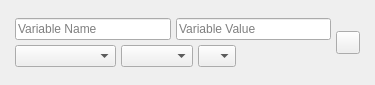
Above: UI/Arduino/glitch-object-variable-arduino.ui from textbrowser/glitch before the change. Below: the same form after it.
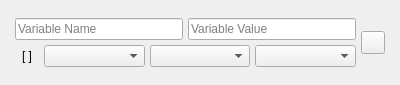
That is the form after the change. Icons and pictures are not drawn.

Commit message: Arrays. Canvas grids.

What changed in the file:
```diff
--- a/UI/Arduino/glitch-object-variable-arduino.ui
+++ b/UI/Arduino/glitch-object-variable-arduino.ui
@@ -6,7 +6,7 @@
    <rect>
     <x>0</x>
     <y>0</y>
-    <width>375</width>
+    <width>400</width>
     <height>85</height>
    </rect>
   </property>
@@ -80,6 +80,22 @@
      </item>
      <item row="1" column="0">
       <layout class="QHBoxLayout" name="horizontalLayout_2">
+       <item>
+        <widget class="QToolButton" name="array">
+         <property name="toolTip">
+          <string>Check to make this variable an array.</string>
+         </property>
+         <property name="text">
+          <string>[ ]</string>
+         </property>
+         <property name="checkable">
+          <bool>true</bool>
+         </property>
+         <property name="autoRaise">
+          <bool>true</bool>
+         </property>
+        </widget>
+       </item>
        <item>
         <widget class="QComboBox" name="qualifier">
          <property name="toolTip">
@@ -175,19 +191,6 @@
          </item>
         </widget>
        </item>
-       <item>
-        <spacer name="horizontalSpacer">
-         <property name="orientation">
-          <enum>Qt::Horizontal</enum>
-         </property>
-         <property name="sizeHint" stdset="0">
-          <size>
-           <width>40</width>
-           <height>20</height>
-          </size>
-         </property>
-        </spacer>
-       </item>
       </layout>
      </item>
     </layout>
```
Left out of the diff: 1 changed line with no effect on the pictures. The commit also changes 4 other files.
